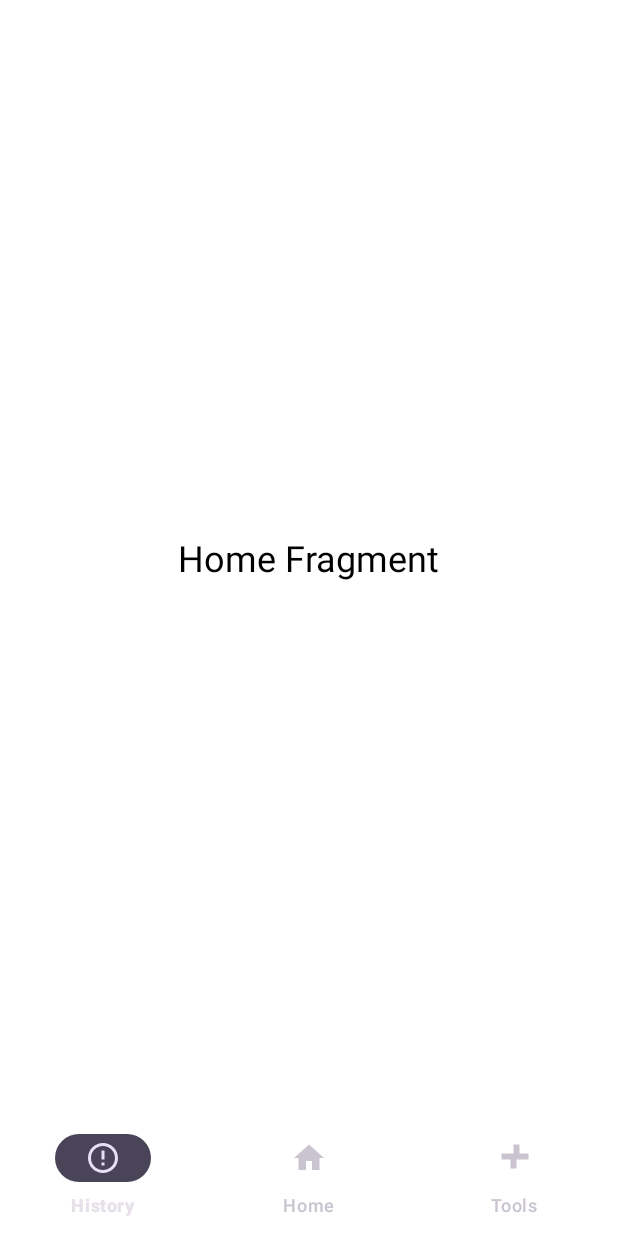
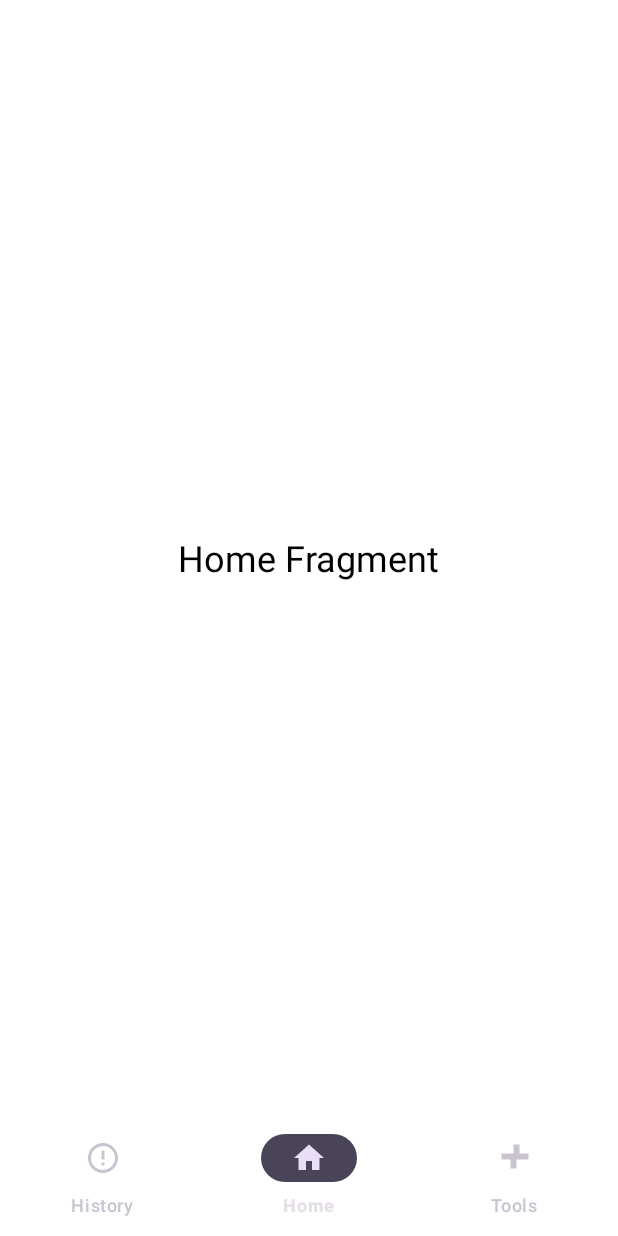
Before and after one commit to nahsbyte/temperature_app, an Android app: the screen it shows after launch (HomeActivity), on a phone screen of 412 x 824 dp. Run offline under Robolectric (Android 15) with nearby library versions, the phone set to English and light mode, and no system bars.

Commit message:
set default home

```diff
--- a/app/src/main/java/com/monitoring/farmasidinkesminahasa/HomeActivity.kt
+++ b/app/src/main/java/com/monitoring/farmasidinkesminahasa/HomeActivity.kt
@@ -26,8 +26,13 @@ class HomeActivity : AppCompatActivity() {
         applyInsetsToMainView()
 
         replaceFragment(HomeFragment())
+        val bottomNavigationView = findViewById<BottomNavigationView>(R.id.bottom_nav)
 
-        val bottomNavigationView = findViewById<BottomNavigationView>(R.id.bottom_nav)
+        if (savedInstanceState == null) {
+            replaceFragment(HomeFragment())
+            bottomNavigationView.selectedItemId = R.id.nav_home
+        }
+
         bottomNavigationView.setOnItemSelectedListener { item ->
             when (item.itemId) {
                 R.id.nav_home -> {
@@ -53,6 +58,7 @@ class HomeActivity : AppCompatActivity() {
 
 
     private fun replaceFragment(fragment: Fragment) {
+
         val fragmentManager = supportFragmentManager
         val fragmentTransaction = fragmentManager.beginTransaction()
         fragmentTransaction.replace(R.id.fragment_container, fragment)
```
